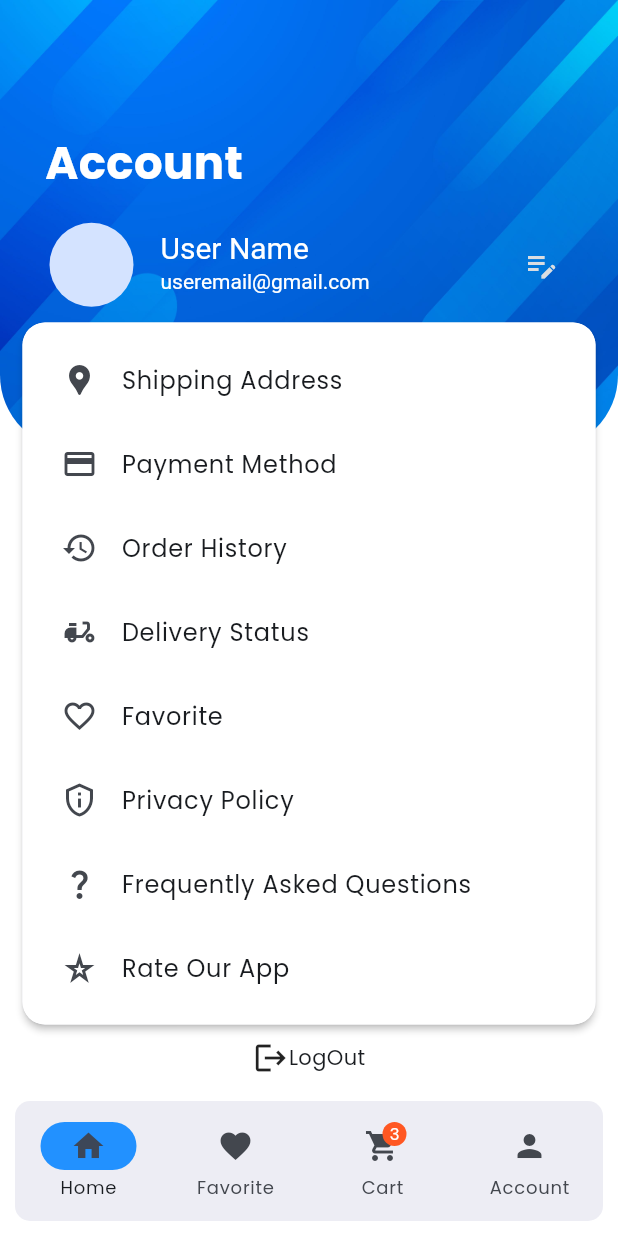
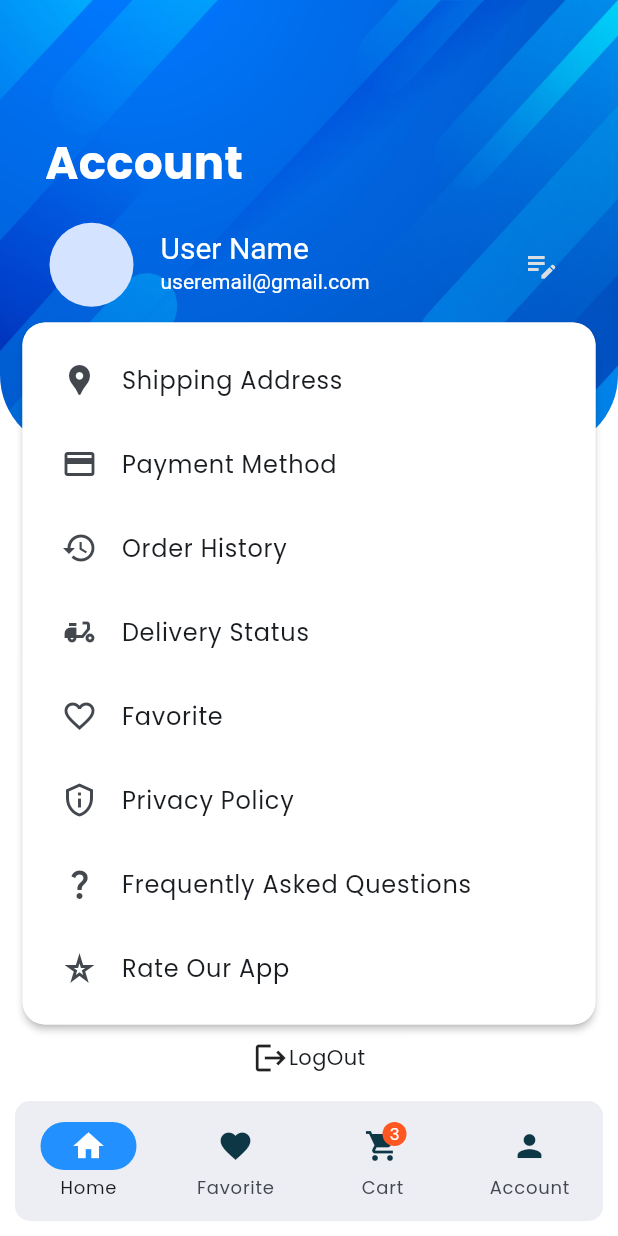
Before and after one commit to AmanuelDemelash/flutter_vendure_stor, a Flutter app: the HomeView screen opened by its route, swiped to page 4, on a phone screen of 412 x 824 dp. Run offline on Flutter 3.47's test engine with Material 3 defaults, Android fonts, the phone set to English and light mode, and no system bars; our stand-ins replace cached_network_image, carousel_slider, curved_navigation_bar, flutter_rating_bar, get, graphql_flutter and 1 more; network calls fail.

```diff
--- a/lib/app/data/query/dart/query.dart
+++ b/lib/app/data/query/dart/query.dart
@@ -1,7 +1,7 @@
 
 class QueryApp{
 
-  static String readRepositories = """
+  static String allCategory="""
   query{
    collections{
     totalItems
--- a/lib/app/modules/home/controllers/home_controller.dart
+++ b/lib/app/modules/home/controllers/home_controller.dart
@@ -9,8 +9,9 @@ class HomeController extends GetxController {
   RxList<dynamic> allCategories=RxList<dynamic>([]);
 
   @override
-  void onInit() {
+  void onInit()async{
     super.onInit();
+
   }
 
   @override
--- a/lib/app/modules/home/views/home_view.dart
+++ b/lib/app/modules/home/views/home_view.dart
@@ -11,7 +11,7 @@ import '../controllers/home_controller.dart';
 
 class HomeView extends GetView<HomeController> {
    HomeView({Key? key}) : super(key: key);
-  final GlobalKey<CurvedNavigationBarState> _bottomNavigationKey = GlobalKey();
+  // final GlobalKey<CurvedNavigationBarState> _bottomNavigationKey = GlobalKey();
   final PageController _pageController = PageController(initialPage: 0);
 
   @override
@@ -28,16 +28,16 @@ class HomeView extends GetView<HomeController> {
               child: NavigationBar(
                 selectedIndex: controller.intialPage.value,
                 indicatorColor: ColorConstant.primeryColor,
-                destinations:const[
-                  NavigationDestination(icon: Icon(Icons.home), label:"Home"),
-                  NavigationDestination(icon: Icon(Icons.favorite), label:"Favorite"),
+                destinations:[
+                  NavigationDestination(icon: Icon(Icons.home,color: controller.intialPage.value==0?ColorConstant.backgroundColor:ColorConstant.secondryColor,), label:"Home"),
+                  NavigationDestination(icon: Icon(Icons.favorite,color: controller.intialPage.value==1?ColorConstant.backgroundColor:ColorConstant.secondryColor,), label:"Favorite"),
                   NavigationDestination(icon: Badge(
                       alignment: Alignment.topRight,
                               backgroundColor: Colors.deepOrange,
                               smallSize: 30,
                               label: Text("3"),
-                      child: Icon(Icons.shopping_cart)), label:"Cart"),
-                  NavigationDestination(icon: Icon(Icons.person), label:"Account"),
+                      child: Icon(Icons.shopping_cart,color: controller.intialPage.value==2?ColorConstant.backgroundColor:ColorConstant.secondryColor,)), label:"Cart"),
+                  NavigationDestination(icon: Icon(Icons.person,color: controller.intialPage.value==3?ColorConstant.backgroundColor:ColorConstant.secondryColor,), label:"Account"),
               ],
                 onDestinationSelected: (value) async{
                      controller.intialPage.value=value;
@@ -76,7 +76,7 @@ class HomeView extends GetView<HomeController> {
         // ),
         body:
             PageView(
-            controller:_pageController,
+             controller:_pageController,
              physics:const NeverScrollableScrollPhysics(),
              children:[
                HomeDashbordView(),
```
Also changed, not shown: lib/app/modules/home/views/home_dashbord_view.dart (+36 -19 lines).
